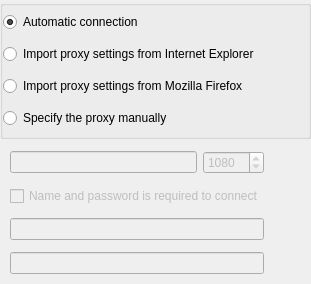
Before: the Qt Designer form src/plugins/connectionmanager/proxyoptionswidget.ui in silvansky/Contacts, drawn with Qt 5.
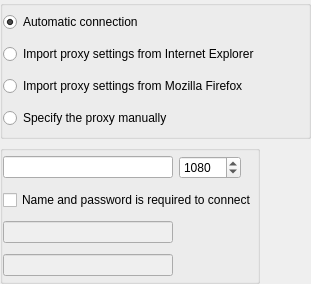
After: the same form once the commit is applied.

Commit message: Наработки по дизайну окна настроек.

The edit to the form file:
```diff
--- a/src/plugins/connectionmanager/proxyoptionswidget.ui
+++ b/src/plugins/connectionmanager/proxyoptionswidget.ui
@@ -58,87 +58,128 @@
     </widget>
    </item>
    <item>
-    <widget class="QWidget" name="wdtManualProxy" native="true">
-     <property name="enabled">
-      <bool>false</bool>
+    <widget class="QGroupBox" name="gbManualProxySettings">
+     <property name="sizePolicy">
+      <sizepolicy hsizetype="Fixed" vsizetype="Preferred">
+       <horstretch>0</horstretch>
+       <verstretch>0</verstretch>
+      </sizepolicy>
      </property>
-     <layout class="QHBoxLayout" name="horizontalLayout_2">
+     <property name="title">
+      <string/>
+     </property>
+     <layout class="QVBoxLayout" name="verticalLayout">
       <property name="margin">
        <number>0</number>
       </property>
       <item>
-       <spacer name="horizontalSpacer_2">
-        <property name="orientation">
-         <enum>Qt::Horizontal</enum>
-        </property>
-        <property name="sizeType">
-         <enum>QSizePolicy::Fixed</enum>
-        </property>
-        <property name="sizeHint" stdset="0">
-         <size>
-          <width>10</width>
-          <height>20</height>
-         </size>
-        </property>
-       </spacer>
-      </item>
-      <item>
-       <layout class="QVBoxLayout" name="verticalLayout">
+       <layout class="QHBoxLayout" name="horizontalLayout">
         <item>
-         <layout class="QHBoxLayout" name="horizontalLayout">
-          <item>
-           <widget class="QLineEdit" name="lneProxyHost"/>
-          </item>
-          <item>
-           <widget class="QSpinBox" name="spbProxyPort">
-            <property name="maximum">
-             <number>65535</number>
-            </property>
-            <property name="value">
-             <number>1080</number>
-            </property>
-           </widget>
-          </item>
-         </layout>
-        </item>
-        <item>
-         <widget class="QCheckBox" name="chbProxyUserPassword">
-          <property name="text">
-           <string>Name and password is required to connect</string>
+         <widget class="QLineEdit" name="lneProxyHost">
+          <property name="sizePolicy">
+           <sizepolicy hsizetype="Fixed" vsizetype="Fixed">
+            <horstretch>0</horstretch>
+            <verstretch>0</verstretch>
+           </sizepolicy>
           </property>
+          <property name="minimumSize">
+           <size>
+            <width>170</width>
+            <height>0</height>
+           </size>
+          </property>
          </widget>
         </item>
         <item>
-         <widget class="QLineEdit" name="lneProxyUser">
-          <property name="enabled">
-           <bool>false</bool>
+         <widget class="QSpinBox" name="spbProxyPort">
+          <property name="sizePolicy">
+           <sizepolicy hsizetype="Fixed" vsizetype="Fixed">
+            <horstretch>0</horstretch>
+            <verstretch>0</verstretch>
+           </sizepolicy>
           </property>
+          <property name="minimumSize">
+           <size>
+            <width>62</width>
+            <height>0</height>
+           </size>
+          </property>
+          <property name="maximumSize">
+           <size>
+            <width>62</width>
+            <height>16777215</height>
+           </size>
+          </property>
+          <property name="maximum">
+           <number>65535</number>
+          </property>
+          <property name="value">
+           <number>1080</number>
+          </property>
          </widget>
         </item>
         <item>
-         <widget class="QLineEdit" name="lneProxyPassword">
-          <property name="enabled">
-           <bool>false</bool>
+         <spacer name="horizontalSpacer">
+          <property name="orientation">
+           <enum>Qt::Horizontal</enum>
           </property>
-          <property name="echoMode">
-           <enum>QLineEdit::Password</enum>
+          <property name="sizeHint" stdset="0">
+           <size>
+            <width>5</width>
+            <height>20</height>
+           </size>
           </property>
-         </widget>
+         </spacer>
         </item>
        </layout>
       </item>
       <item>
-       <spacer name="horizontalSpacer">
-        <property name="orientation">
-         <enum>Qt::Horizontal</enum>
+       <widget class="QCheckBox" name="chbProxyUserPassword">
+        <property name="text">
+         <string>Name and password is required to connect</string>
         </property>
-        <property name="sizeHint" stdset="0">
+       </widget>
+      </item>
+      <item>
+       <widget class="QLineEdit" name="lneProxyUser">
+        <property name="enabled">
+         <bool>false</bool>
+        </property>
+        <property name="sizePolicy">
+         <sizepolicy hsizetype="Fixed" vsizetype="Fixed">
+          <horstretch>0</horstretch>
+          <verstretch>0</verstretch>
+         </sizepolicy>
+        </property>
+        <property name="minimumSize">
          <size>
-          <width>0</width>
-          <height>20</height>
+          <width>170</width>
+          <height>0</height>
          </size>
         </property>
-       </spacer>
+       </widget>
+      </item>
+      <item>
+       <widget class="QLineEdit" name="lneProxyPassword">
+        <property name="enabled">
+         <bool>false</bool>
+        </property>
+        <property name="sizePolicy">
+         <sizepolicy hsizetype="Fixed" vsizetype="Fixed">
+          <horstretch>0</horstretch>
+          <verstretch>0</verstretch>
+         </sizepolicy>
+        </property>
+        <property name="minimumSize">
+         <size>
+          <width>170</width>
+          <height>0</height>
+         </size>
+        </property>
+        <property name="echoMode">
+         <enum>QLineEdit::Password</enum>
+        </property>
+       </widget>
       </item>
      </layout>
     </widget>
```
Left out of the diff: 48 changed lines with no effect on the pictures. The commit also changes 4 other files.
